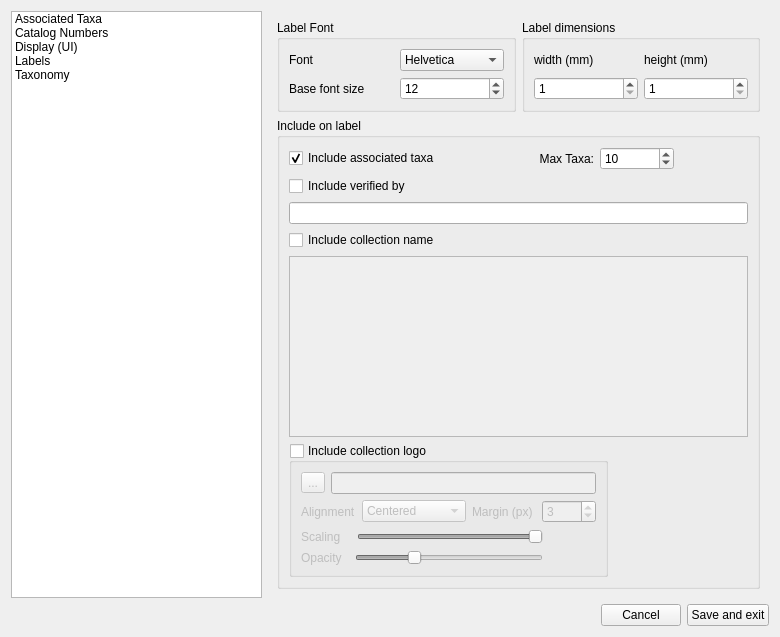
CapPow/collBook, file ui/settingsUI.ui: the form before one commit.
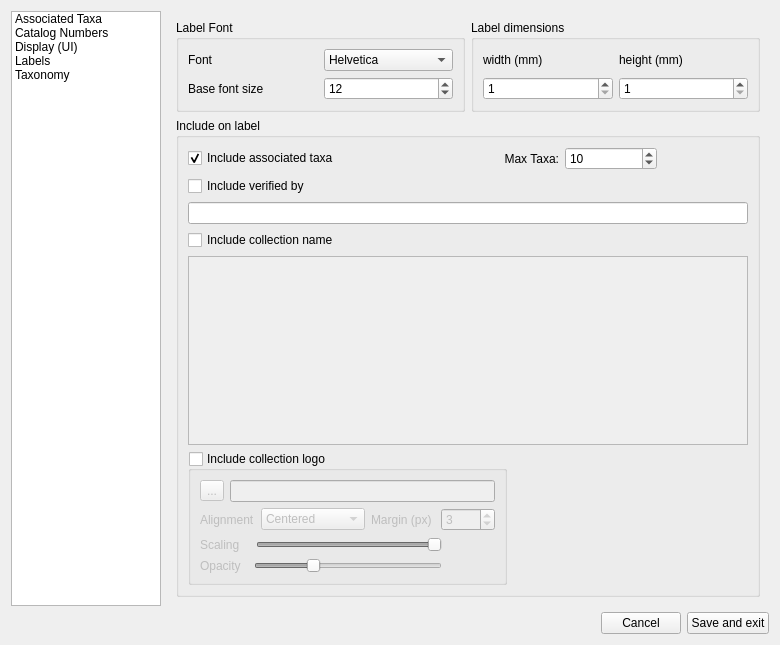
The form after the commit. Icons and pictures are not drawn.

Commit message: fixed locationRemarks not appearing on labels

```diff
--- a/ui/settingsUI.ui
+++ b/ui/settingsUI.ui
@@ -7,7 +7,7 @@
     <x>0</x>
     <y>0</y>
     <width>780</width>
-    <height>637</height>
+    <height>645</height>
    </rect>
   </property>
   <property name="minimumSize">
@@ -42,7 +42,7 @@
        <number>2</number>
       </property>
       <item>
-       <layout class="QHBoxLayout" name="upperHorizontalLayout">
+       <layout class="QHBoxLayout" name="upperHorizontalLayout" stretch="0,4">
         <item>
          <widget class="QListWidget" name="page_Display">
           <property name="sizePolicy">
```
The commit also changes 7 other files.
